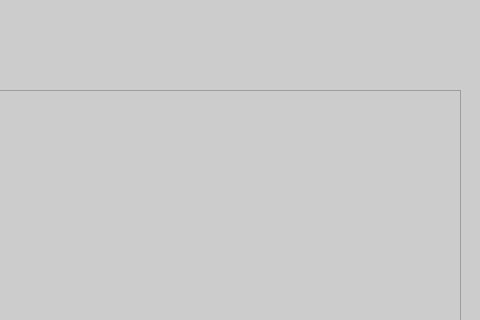
encinaa/LodzConnect, file src/vista/Ui/TablónAdmin.ui: the form before one commit; both pictures show x 420 to 900 and y 0 to 320 of the 900 by 600 pixel window.
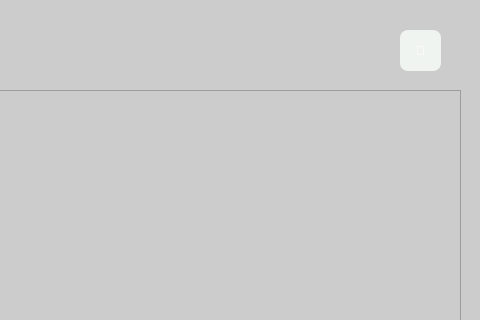
The form after the commit. Icons and pictures are not drawn.

What changed in the file:
```diff
--- a/src/vista/Ui/TablónAdmin.ui
+++ b/src/vista/Ui/TablónAdmin.ui
@@ -156,6 +156,28 @@
      </property>
     </widget>
    </widget>
+   <widget class="QPushButton" name="BotonActualizar">
+    <property name="geometry">
+     <rect>
+      <x>820</x>
+      <y>30</y>
+      <width>41</width>
+      <height>41</height>
+     </rect>
+    </property>
+    <property name="styleSheet">
+     <string notr="true">
+    QPushButton {
+        background-color: #f0f4f1;
+    }
+    QPushButton:hover {
+        background-color: #cccccc;
+    }</string>
+    </property>
+    <property name="text">
+     <string>🔄️</string>
+    </property>
+   </widget>
   </widget>
  </widget>
  <resources>
```
Left out of the diff: 3 changed lines with no effect on the pictures.
